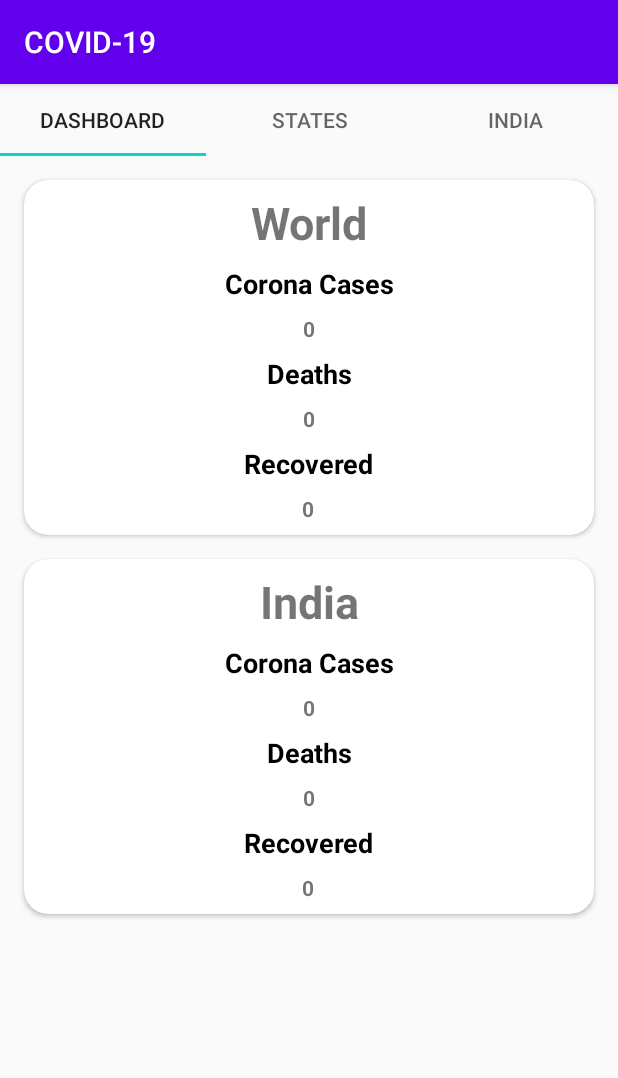
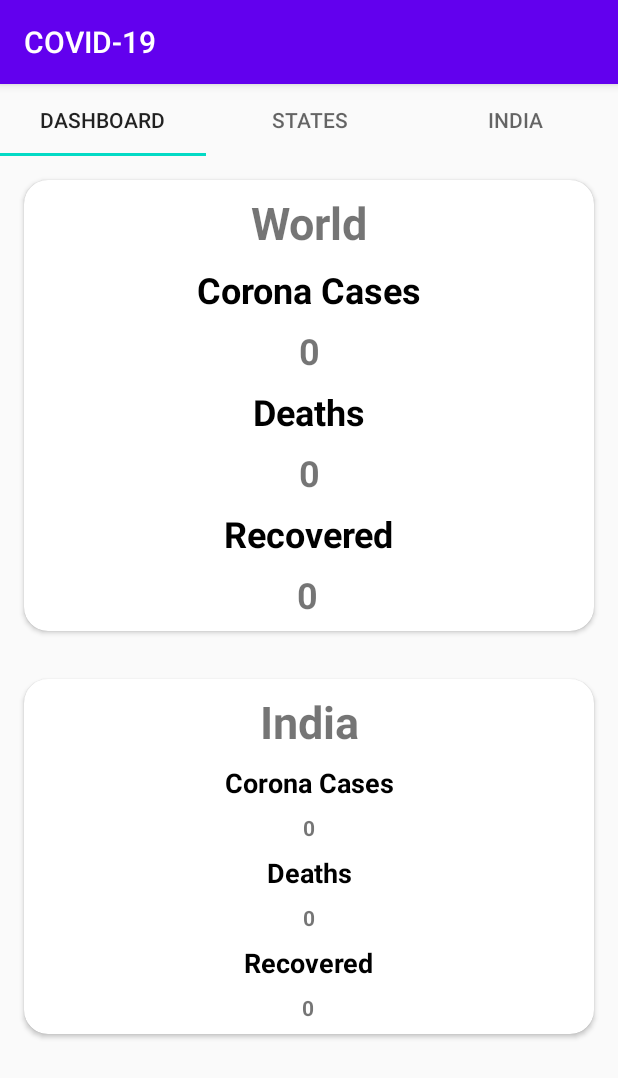
Before and after one commit to ajithr1/Corona, an Android app: the screen it shows after launch (MainActivity), on a phone screen of 412 x 824 dp. Shown: the top 1078 px of the screen. Run offline under Robolectric (Android 15) with nearby library versions, the phone set to English and light mode, and no system bars.

```diff
--- a/app/build.gradle
+++ b/app/build.gradle
@@ -9,7 +9,7 @@ android {
         minSdkVersion 21
         targetSdkVersion 29
         versionCode 1
-        versionName "1.1.1"
+        versionName "1.2"
 
         testInstrumentationRunner "androidx.test.runner.AndroidJUnitRunner"
     }
--- /dev/null
+++ b/app/src/main/java/com/ajith/covid_19/ApiIndia.java
@@ -0,0 +1,32 @@
+package com.ajith.covid_19;
+
+import okhttp3.OkHttpClient;
+import okhttp3.logging.HttpLoggingInterceptor;
+import retrofit2.Retrofit;
+import retrofit2.converter.gson.GsonConverterFactory;
+
+public class ApiIndia {
+
+    private static final String BASE_URL = "https://api.covid19india.org/";
+    private static Retrofit retrofit;
+
+
+    static Retrofit getRetrofit() {
+        if (retrofit == null){
+
+            OkHttpClient client = new OkHttpClient.Builder()
+                    .retryOnConnectionFailure(true)
+                    .addInterceptor(new HttpLoggingInterceptor().setLevel(HttpLoggingInterceptor.Level.BODY))
+                    .build();
+
+            retrofit = new Retrofit.Builder()
+                    .baseUrl(BASE_URL)
+                    .addConverterFactory(GsonConverterFactory.create())
+                    .client(client)
+                    .build();
+        }
+
+        return retrofit;
+    }
+
+}
--- a/app/src/main/java/com/ajith/covid_19/ApiInterface.java
+++ b/app/src/main/java/com/ajith/covid_19/ApiInterface.java
@@ -8,6 +8,9 @@ import retrofit2.http.GET;
 
 public interface ApiInterface {
 
-    @GET("summary")
-    Call<JsonElement> getData();
+    @GET("all")
+    Call<JsonElement> getDataWorld();
+
+    @GET("data.json")
+    Call<JsonElement> getDataIndia();
 }
--- a/app/src/main/java/com/ajith/covid_19/ApiClass.java
+++ b/app/src/main/java/com/ajith/covid_19/ApiWorld.java
@@ -5,9 +5,22 @@ import okhttp3.logging.HttpLoggingInterceptor;
 import retrofit2.Retrofit;
 import retrofit2.converter.gson.GsonConverterFactory;
 
-class ApiClass {
+class ApiWorld {
 
-    private static final String BASE_URL = "https://api.covid19api.com/";
+    /*accurate 1
+    https://corona.lmao.ninja/all
+
+     */
+    private static final String BASE_URL = "https://corona.lmao.ninja/";
+    /*accurate 2
+    https://corona-virus-stats.herokuapp.com/api/v1/cases/general-stats
+     */
+    private static final String BASE_URL_1 = "https://api.covid19api.com/";
+    /*accurate 3
+     */
+    private static final String BASE_URL_2 = "https://api.covid19api.com/";
+    //accurate 4
+    private static final String BASE_URL_3 = "https://api.covid19api.com/";
     private static Retrofit retrofit;
 
 
--- a/app/src/main/java/com/ajith/covid_19/DashBoard.java
+++ b/app/src/main/java/com/ajith/covid_19/DashBoard.java
@@ -8,9 +8,13 @@ import android.util.Log;
 import android.view.LayoutInflater;
 import android.view.View;
 import android.view.ViewGroup;
+import android.widget.ProgressBar;
 import android.widget.TextView;
 
 import com.google.gson.JsonElement;
+import com.google.gson.JsonObject;
+
+import java.util.Objects;
 
 import retrofit2.Call;
 import retrofit2.Callback;
@@ -18,7 +22,7 @@ import retrofit2.Response;
 
 public class DashBoard extends Fragment {
 
-    private TextView textView;
+    private TextView t1, t2, t3, t4, t5, t6;
 
     public DashBoard() {
         // Required empty public constructor
@@ -26,26 +30,50 @@ public class DashBoard extends Fragment {
 
 
     @Override
-    public View onCreateView(LayoutInflater inflater, ViewGroup container,
-                             Bundle savedInstanceState) {
+    public View onCreateView(LayoutInflater inflater, ViewGroup container, Bundle savedInstanceState) {
         // Inflate the layout for this fragment
         View view = inflater.inflate(R.layout.fragment_dash_board, container, false);
-        textView = view.findViewById(R.id.world_cases);
+        t1 = view.findViewById(R.id.world_cases);
+        t2 = view.findViewById(R.id.world_deaths);
+        t3 = view.findViewById(R.id.world_recovered);
+        t4 = view.findViewById(R.id.india_cases);
+        t5 = view.findViewById(R.id.india_deaths);
+        t6 = view.findViewById(R.id.india_recoverec);
 
-        ApiInterface apiInterface = ApiClass.getRetrofit().create(ApiInterface.class);
+        ApiInterface apiInterface = ApiWorld.getRetrofit().create(ApiInterface.class);
+        ApiInterface apiInt = ApiIndia.getRetrofit().create(ApiInterface.class);
 
-        Call<JsonElement> call = apiInterface.getData();
+        Call<JsonElement> call = apiInterface.getDataWorld();
+        Call<JsonElement> call1 = apiInt.getDataIndia();
 
         call.enqueue(new Callback<JsonElement>() {
             @Override
             public void onResponse(Call<JsonElement> call, Response<JsonElement> response) {
                 Log.d("ajju", response.body().toString());
-                textView.setText(response.body().toString());
+
+                JsonObject jsonObject = response.body().getAsJsonObject();
+
+                t1.setText(jsonObject.get("cases").toString());
+                t2.setText(jsonObject.get("deaths").toString());
+                t3.setText(jsonObject.get("recovered").toString());
             }
 
             @Override
             public void onFailure(Call<JsonElement> call, Throwable t) {
+                Log.d("ajju", Objects.requireNonNull(t.getMessage()));
+            }
+        });
 
+        call1.enqueue(new Callback<JsonElement>() {
+            @Override
+            public void onResponse(Call<JsonElement> call, Response<JsonElement> response) {
+                t4.setText(response.body().toString());
+                Log.d("ajju", response.body().toString());
+            }
+
+            @Override
+            public void onFailure(Call<JsonElement> call, Throwable t) {
+                Log.d("ajju", Objects.requireNonNull(t.getMessage()));
             }
         });
 
--- a/app/src/main/res/layout/fragment_dash_board.xml
+++ b/app/src/main/res/layout/fragment_dash_board.xml
@@ -5,6 +5,19 @@
     android:layout_width="match_parent"
     android:layout_height="match_parent"
     tools:context=".DashBoard">
+
+    <ScrollView
+        android:layout_width="match_parent"
+        android:layout_height="match_parent"
+        app:layout_constraintBottom_toBottomOf="parent"
+        app:layout_constraintEnd_toEndOf="parent"
+        app:layout_constraintStart_toStartOf="parent"
+        app:layout_constraintTop_toTopOf="parent">
+
+        <LinearLayout
+            android:layout_width="match_parent"
+            android:layout_height="match_parent"
+            android:orientation="vertical">
 
             <androidx.cardview.widget.CardView
                 android:id="@+id/cardView1"
@@ -42,7 +55,7 @@
                         android:layout_marginTop="8dp"
                         android:text="Corona Cases"
                         android:textColor="@android:color/black"
-                android:textSize="18sp"
+                        android:textSize="24sp"
                         android:textStyle="bold"
                         app:layout_constraintEnd_toEndOf="parent"
                         app:layout_constraintStart_toStartOf="parent"
@@ -55,6 +68,7 @@
                         android:layout_marginTop="8dp"
                         android:inputType="number"
                         android:text="0"
+                        android:textSize="24sp"
                         android:textStyle="bold"
                         app:layout_constraintEnd_toEndOf="parent"
                         app:layout_constraintStart_toStartOf="parent"
@@ -67,7 +81,7 @@
                         android:layout_marginTop="8dp"
                         android:text="Deaths"
                         android:textColor="@android:color/black"
-                android:textSize="18sp"
+                        android:textSize="24sp"
                         android:textStyle="bold"
                         app:layout_constraintEnd_toEndOf="parent"
                         app:layout_constraintStart_toStartOf="parent"
@@ -79,6 +93,7 @@
                         android:layout_height="wrap_content"
                         android:layout_marginTop="8dp"
                         android:text="0"
+                        android:textSize="24sp"
                         android:textStyle="bold"
                         app:layout_constraintEnd_toEndOf="parent"
                         app:layout_constraintStart_toStartOf="parent"
@@ -91,7 +106,7 @@
                         android:layout_marginTop="8dp"
                         android:text="Recovered"
                         android:textColor="@android:color/black"
-                android:textSize="18sp"
+                        android:textSize="24sp"
                         android:textStyle="bold"
                         app:layout_constraintEnd_toEndOf="parent"
                         app:layout_constraintStart_toStartOf="parent"
@@ -104,12 +119,14 @@
                         android:layout_marginTop="8dp"
                         android:layout_marginBottom="8dp"
                         android:text="0"
+                        android:textSize="24sp"
                         android:textStyle="bold"
                         app:layout_constraintBottom_toBottomOf="parent"
                         app:layout_constraintEnd_toEndOf="parent"
                         app:layout_constraintHorizontal_bias="0.498"
                         app:layout_constraintStart_toStartOf="parent"
                         app:layout_constraintTop_toBottomOf="@+id/text4" />
+
                 </androidx.constraintlayout.widget.ConstraintLayout>
             </androidx.cardview.widget.CardView>
 
@@ -217,4 +234,8 @@
                         app:layout_constraintTop_toBottomOf="@+id/t4" />
                 </androidx.constraintlayout.widget.ConstraintLayout>
             </androidx.cardview.widget.CardView>
+        </LinearLayout>
+
+    </ScrollView>
+
 </androidx.constraintlayout.widget.ConstraintLayout>
```
Lines whose indentation alone changed are shown as unchanged.
